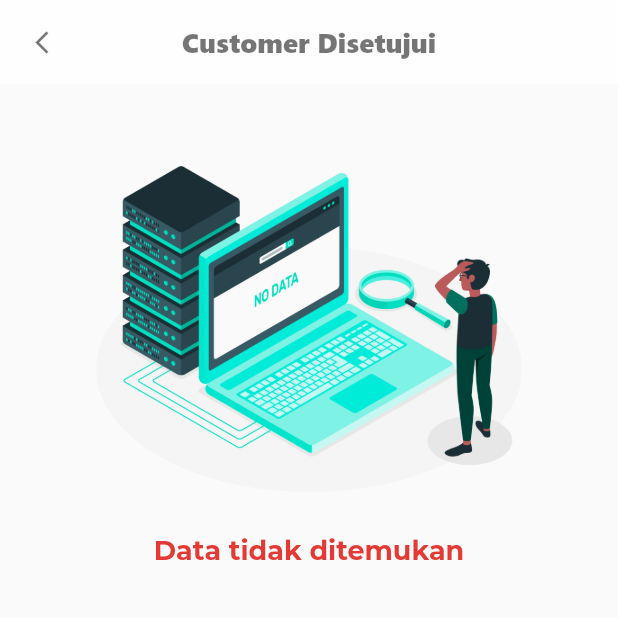
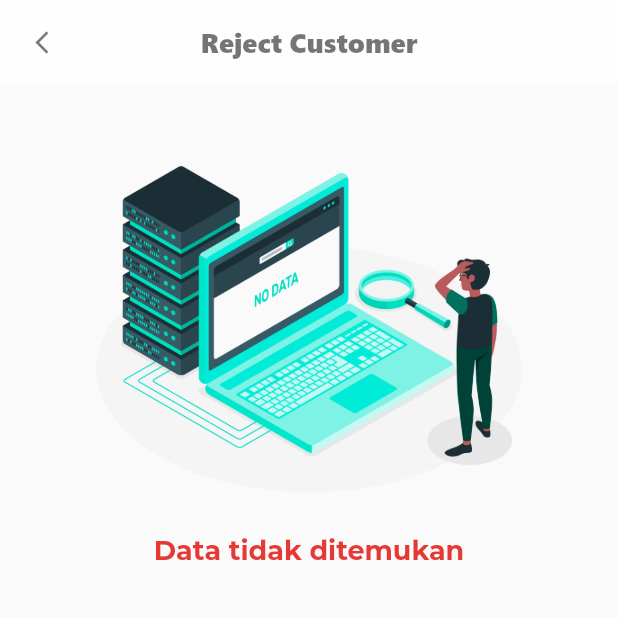
Before and after one commit to solehfuddin/salesforce, a Flutter app: the RejectedScreen screen opened directly, on a phone screen of 412 x 824 dp, the top half of it. Run offline on Flutter 3.47's test engine with Material 2 defaults, Android fonts, the phone set to English and light mode, and no system bars; our stand-ins replace argon_buttons_flutter, curved_navigation_bar, datetime_picker_formfield, flutter_swiper, fluttertoast, google_fonts and 5 more; missing offline and left inert: dart:ffi; accounts and stored records are empty; network calls fail; project files that could hold a hidden picture were left out.

Commit message:
Ubah judul list approve dan reject

```diff
--- a/lib/src/app/pages/approval/approval_view.dart
+++ b/lib/src/app/pages/approval/approval_view.dart
@@ -38,7 +38,7 @@ class _ApprovedScreenState extends State<ApprovedScreen> {
       appBar: AppBar(
         backgroundColor: Colors.white70,
         title: Text(
-          'Customer Disetujui',
+          'Approved Customer',
           style: TextStyle(
             color: Colors.black54,
             fontSize: 18,
--- a/lib/src/app/pages/approval/rejected_view.dart
+++ b/lib/src/app/pages/approval/rejected_view.dart
@@ -38,7 +38,7 @@ class _RejectedScreenState extends State<RejectedScreen> {
       appBar: AppBar(
         backgroundColor: Colors.white70,
         title: Text(
-          'Customer Disetujui',
+          'Reject Customer',
           style: TextStyle(
             color: Colors.black54,
             fontSize: 18,
```
